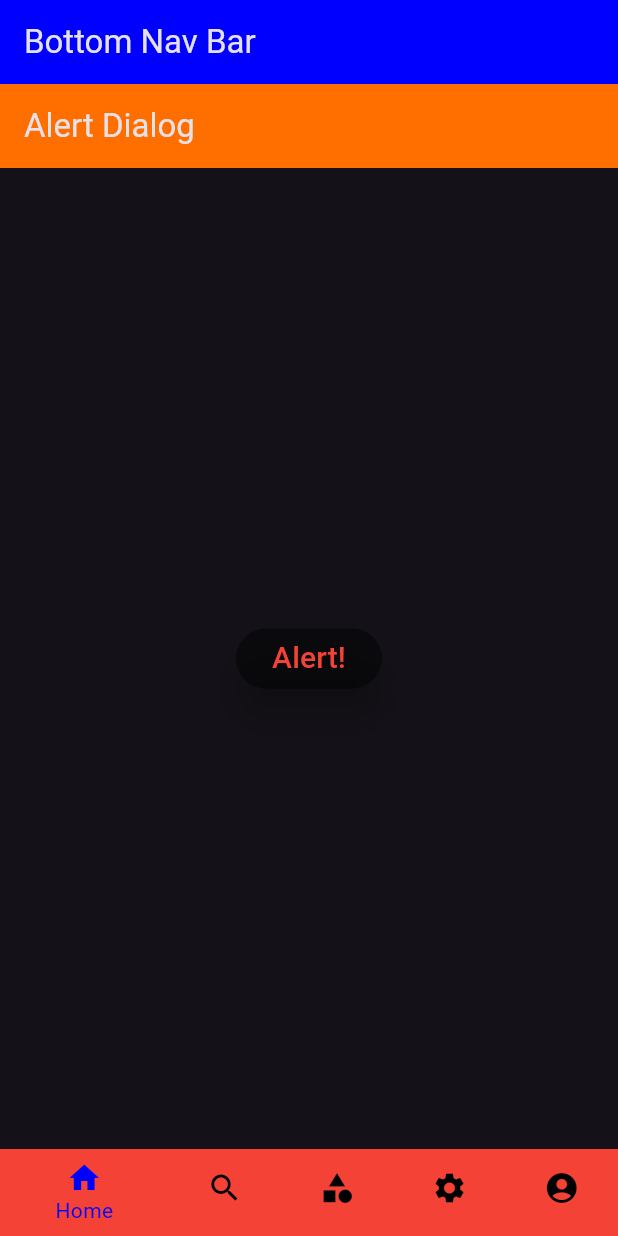
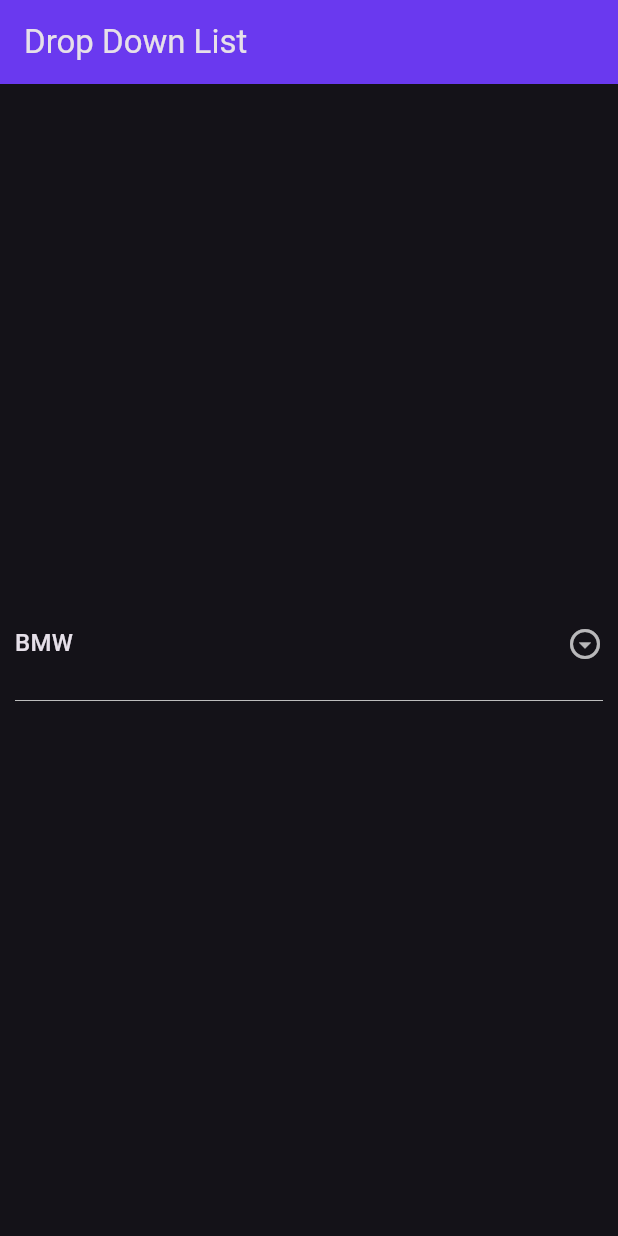
Before and after one commit to AtharvaParadkar/Flutter-Fundamentals, a Flutter app: the screen it shows after launch, on a phone screen of 412 x 824 dp. Run offline on Flutter 3.47's test engine with Material 3 defaults, Android fonts, the phone set to English and light mode, and no system bars; our stand-ins replace animated_text_kit, cached_network_image.

Commit message:
Drop Down

```diff
--- /dev/null
+++ b/lib/Widgets/dropdown.dart
@@ -0,0 +1,53 @@
+import "package:flutter/material.dart";
+
+class DropDownWidget extends StatefulWidget {
+  const DropDownWidget({super.key});
+
+  @override
+  State<DropDownWidget> createState() => _DropDownWidgetState();
+}
+
+class _DropDownWidgetState extends State<DropDownWidget> {
+  String selectedvalue = 'BMW';
+  @override
+  Widget build(BuildContext context) {
+    return Scaffold(
+      appBar: AppBar(
+        title: const Text('Drop Down List'),
+        backgroundColor: const Color.fromARGB(255, 106, 57, 239),
+      ),
+      body: Column(
+        mainAxisAlignment: MainAxisAlignment.center,
+        children: [
+          Container(
+            margin: const EdgeInsets.all(10),
+            height: 70,
+            width: MediaQuery.of(context).size.width,
+            child: DropdownButton<String>(
+              icon: const Icon(Icons.arrow_drop_down_circle_outlined),
+              value: selectedvalue,
+              items: <String>[
+                'BMW',
+                'Royls Royce',
+                'Bentley',
+                'Jaguar',
+                'Maserati'
+              ].map<DropdownMenuItem<String>>((String value) {
+                return DropdownMenuItem(
+                    value: value, child: Text(value));
+              }).toList(),
+              isExpanded: true,
+              dropdownColor: Colors.blueGrey,
+              onChanged: (String? newvalue) {
+                setState(() {
+                  //~ ! for null safety
+                  selectedvalue = newvalue!;
+                });
+              },
+            ),
+          )
+        ],
+      ),
+    );
+  }
+}
--- a/lib/main.dart
+++ b/lib/main.dart
@@ -9,6 +9,7 @@
 import "package:flutter_basics/Widgets/containersized.dart";
 import "package:flutter_basics/Widgets/dismissible.dart";
 import "package:flutter_basics/Widgets/drawer.dart";
+import "package:flutter_basics/Widgets/dropdown.dart";
 import "package:flutter_basics/Widgets/image.dart";
 import "package:flutter_basics/Widgets/list_grid.dart";
 import "package:flutter_basics/Widgets/rowscolumns.dart";
@@ -28,7 +29,7 @@
         primaryColor: const Color.fromARGB(255, 0, 0, 255),
         brightness: Brightness.dark,
       ),
-      home: const BottomNavWidget(),
+      home: const DropDownWidget(),
     );
   }
 }
```
